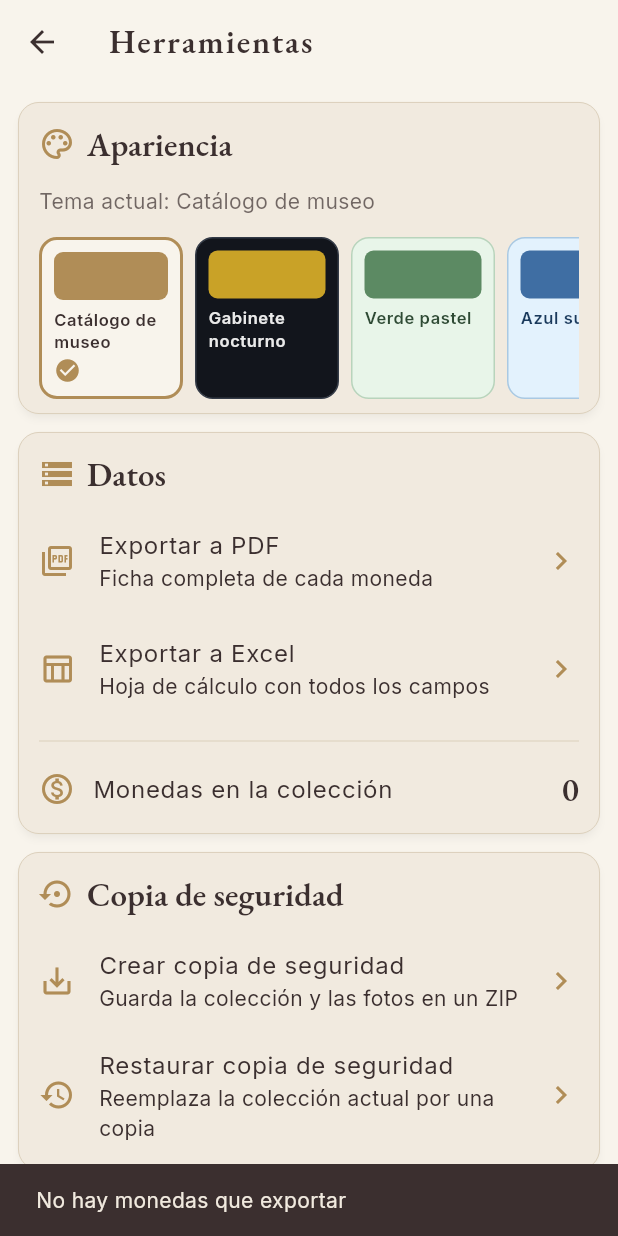
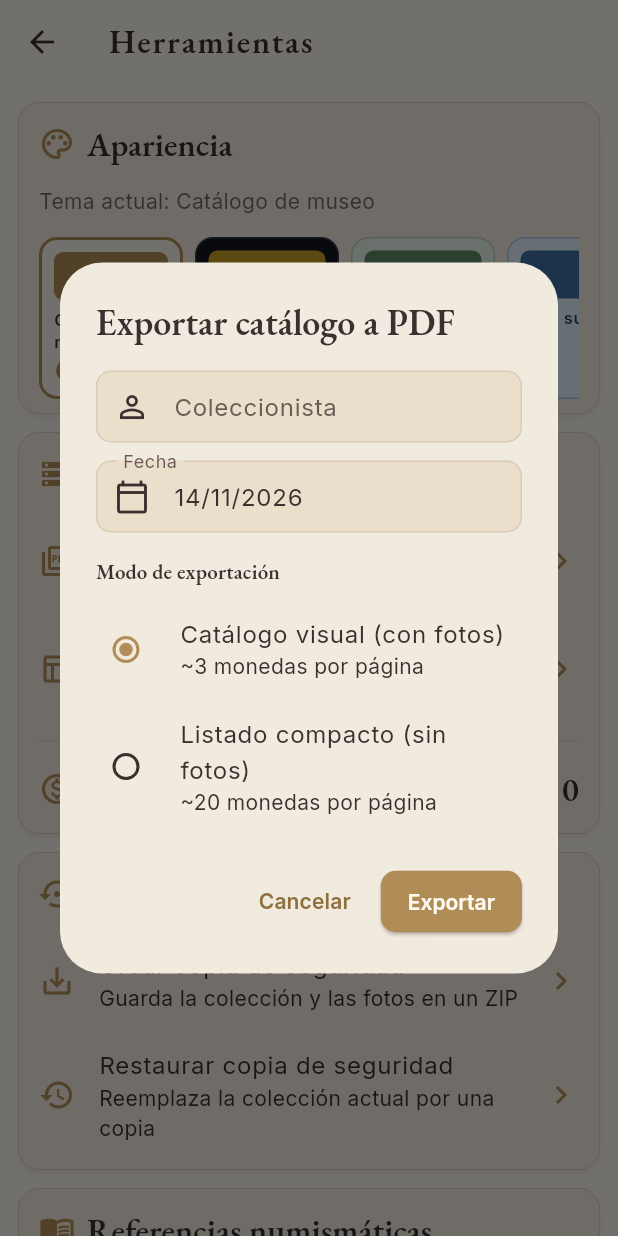
Before and after one commit to noelvis72/cubanum, a Flutter app: the AjustesScreen screen opened directly, after a tap on "Exportar a PDF", on a phone screen of 412 x 824 dp. Run offline on Flutter 3.47's test engine with Material 3 defaults, Android fonts, the phone set to English and light mode, and no system bars; our stand-ins replace camera, file_picker, google_fonts, image_picker, pdf, printing and 3 more; missing offline and left inert: flutter_expandable_table, hijri_plus, syncfusion_flutter_xlsio; accounts and stored records are empty.

Commit message:
Update ajustes_screen.dart
[skip ci]

```diff
--- a/lib/screens/ajustes_screen.dart
+++ b/lib/screens/ajustes_screen.dart
@@ -4,6 +4,8 @@ import 'package:printing/printing.dart';
 import 'package:provider/provider.dart';
 import 'package:share_plus/share_plus.dart';
 import 'estadisticas_screen.dart';
+import 'package:shared_preferences/shared_preferences.dart';
+import 'package:intl/intl.dart';
 
 import '../db/database_helper.dart';
 import '../services/export_service.dart';
@@ -62,6 +64,94 @@ class _AjustesScreenState extends State<AjustesScreen> {
 
   Future<void> _exportarPdf() async {
   if (_exportando) return;
+
+  // Prellenar el nombre con el último usado
+  final prefs = await SharedPreferences.getInstance();
+  final nombreGuardado = prefs.getString('cubanum_nombre_coleccionista') ?? '';
+  final nombreCtrl = TextEditingController(text: nombreGuardado);
+  final fechaCtrl = TextEditingController(
+    text: DateFormat('dd/MM/yyyy').format(DateTime.now()),
+  );
+  bool conFotos = true;
+
+  final resultado = await showDialog<bool>(
+    context: context,
+    builder: (ctx) => StatefulBuilder(
+      builder: (ctx, setDialogState) => AlertDialog(
+        title: const Text('Exportar catálogo a PDF'),
+        content: SingleChildScrollView(
+          child: Column(
+            mainAxisSize: MainAxisSize.min,
+            crossAxisAlignment: CrossAxisAlignment.start,
+            children: [
+              TextField(
+                controller: nombreCtrl,
+                decoration: const InputDecoration(
+                  labelText: 'Coleccionista',
+                  hintText: 'Nombre y apellidos',
+                  prefixIcon: Icon(Icons.person_outline),
+                ),
+              ),
+              const SizedBox(height: 12),
+              TextField(
+                controller: fechaCtrl,
+                decoration: const InputDecoration(
+                  labelText: 'Fecha',
+                  hintText: 'dd/mm/aaaa',
+                  prefixIcon: Icon(Icons.calendar_today_outlined),
+                ),
+              ),
+              const SizedBox(height: 16),
+              Text(
+                'Modo de exportación',
+                style: Theme.of(ctx).textTheme.titleSmall,
+              ),
+              const SizedBox(height: 6),
+              RadioListTile<bool>(
+                contentPadding: EdgeInsets.zero,
+                value: true,
+                groupValue: conFotos,
+                onChanged: (v) => setDialogState(() => conFotos = v ?? true),
+                title: const Text('Catálogo visual (con fotos)'),
+                subtitle: const Text('~3 monedas por página'),
+              ),
+              RadioListTile<bool>(
+                contentPadding: EdgeInsets.zero,
+                value: false,
+                groupValue: conFotos,
+                onChanged: (v) => setDialogState(() => conFotos = v ?? true),
+                title: const Text('Listado compacto (sin fotos)'),
+                subtitle: const Text('~20 monedas por página'),
+              ),
+            ],
+          ),
+        ),
+        actions: [
+          TextButton(
+            onPressed: () => Navigator.pop(ctx, false),
+            child: const Text('Cancelar'),
+          ),
+          ElevatedButton(
+            onPressed: () => Navigator.pop(ctx, true),
+            child: const Text('Exportar'),
+          ),
+        ],
+      ),
+    ),
+  );
+
+  final nombre = nombreCtrl.text.trim();
+  final fecha = fechaCtrl.text.trim();
+  nombreCtrl.dispose();
+  fechaCtrl.dispose();
+
+  if (resultado != true || !mounted) return;
+
+  // Guardar el nombre para la próxima vez
+  if (nombre.isNotEmpty) {
+    await prefs.setString('cubanum_nombre_coleccionista', nombre);
+  }
+
   setState(() => _exportando = true);
   try {
     final monedas = await _db.obtenerTodas();
@@ -72,7 +162,12 @@ class _AjustesScreenState extends State<AjustesScreen> {
       );
       return;
     }
-      final archivo = await ExportService.generarPdf(monedas);
+    final archivo = await ExportService.generarPdf(
+      monedas,
+      nombreColeccionista: nombre.isEmpty ? 'Coleccionista' : nombre,
+      fecha: fecha.isEmpty ? DateFormat('dd/MM/yyyy').format(DateTime.now()) : fecha,
+      conFotos: conFotos,
+    );
     if (!mounted) return;
     final bytes = await archivo.readAsBytes();
     await Printing.sharePdf(
```
Lines whose indentation alone changed are shown as unchanged.
